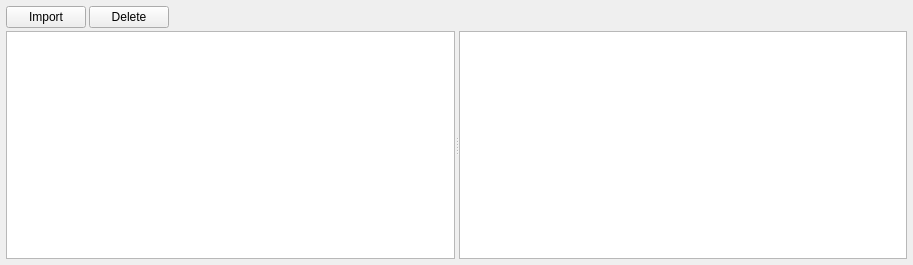
This is Tools/ValkyrieEditor/AssetManager/AssetManagerWidget.ui in marcellfischbach/CobaltSKY as Qt 5 draws it before an edit. The edited form follows.
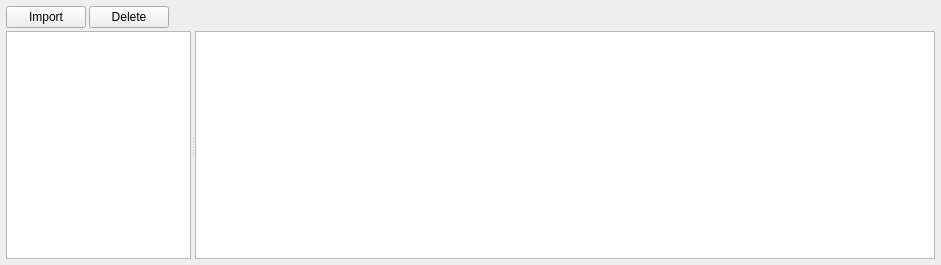
This is the edited form.

Commit message: Materials is correctly compiling and rendering. Added an AssetManager overview.

What changed in the file:
```diff
--- a/Tools/ValkyrieEditor/AssetManager/AssetManagerWidget.ui
+++ b/Tools/ValkyrieEditor/AssetManager/AssetManagerWidget.ui
@@ -6,7 +6,7 @@
    <rect>
     <x>0</x>
     <y>0</y>
-    <width>913</width>
+    <width>941</width>
     <height>265</height>
    </rect>
   </property>
@@ -71,8 +71,40 @@
      <property name="orientation">
       <enum>Qt::Horizontal</enum>
      </property>
-     <widget class="QTreeView" name="tvFolders"/>
-     <widget class="QListView" name="lvContent"/>
+     <widget class="QTreeView" name="tvFolders">
+      <property name="sizePolicy">
+       <sizepolicy hsizetype="Expanding" vsizetype="Expanding">
+        <horstretch>1</horstretch>
+        <verstretch>0</verstretch>
+       </sizepolicy>
+      </property>
+      <property name="rootIsDecorated">
+       <bool>true</bool>
+      </property>
+      <property name="animated">
+       <bool>true</bool>
+      </property>
+      <property name="allColumnsShowFocus">
+       <bool>true</bool>
+      </property>
+      <attribute name="headerVisible">
+       <bool>false</bool>
+      </attribute>
+     </widget>
+     <widget class="QListView" name="lvContent">
+      <property name="sizePolicy">
+       <sizepolicy hsizetype="Expanding" vsizetype="Expanding">
+        <horstretch>4</horstretch>
+        <verstretch>0</verstretch>
+       </sizepolicy>
+      </property>
+      <property name="viewMode">
+       <enum>QListView::IconMode</enum>
+      </property>
+      <property name="uniformItemSizes">
+       <bool>true</bool>
+      </property>
+     </widget>
     </widget>
    </item>
   </layout>
```
Left out of the diff: 4 changed lines with no effect on the pictures. The commit also changes 18 other files.
